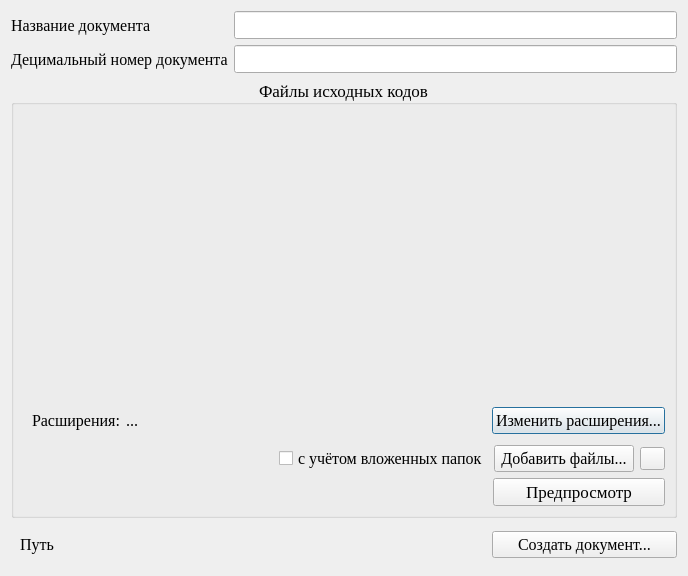
The window that ui_files/ishod_w.ui (MargaritaLipatova/Prorgams-text-to-docx) describes before a commit, drawn with Qt 5.
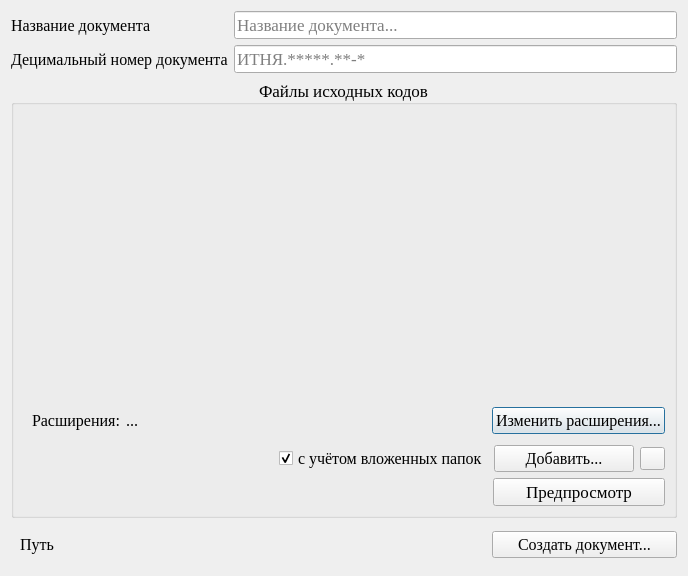
The same window after the commit. Icons and pictures are not drawn.

The edit to the form file:
```diff
--- a/ui_files/ishod_w.ui
+++ b/ui_files/ishod_w.ui
@@ -41,7 +41,14 @@
       </widget>
      </item>
      <item>
-      <widget class="QLineEdit" name="lineEdit_NameFile"/>
+      <widget class="QLineEdit" name="lineEdit_NameFile">
+       <property name="text">
+        <string/>
+       </property>
+       <property name="placeholderText">
+        <string>Название документа...</string>
+       </property>
+      </widget>
      </item>
     </layout>
    </item>
@@ -60,7 +67,14 @@
       </widget>
      </item>
      <item>
-      <widget class="QLineEdit" name="lineEdit_NameDocx"/>
+      <widget class="QLineEdit" name="lineEdit_NameDocx">
+       <property name="text">
+        <string/>
+       </property>
+       <property name="placeholderText">
+        <string>ИТНЯ.*****.**-*</string>
+       </property>
+      </widget>
      </item>
     </layout>
    </item>
@@ -171,6 +185,9 @@
           <property name="text">
            <string>с учётом вложенных папок</string>
           </property>
+          <property name="checked">
+           <bool>true</bool>
+          </property>
          </widget>
         </item>
         <item>
@@ -193,7 +210,7 @@
            </font>
           </property>
           <property name="text">
-           <string>Добавить файлы...</string>
+           <string>Добавить...</string>
           </property>
          </widget>
         </item>
```
Left out of the diff: 9 changed lines with no effect on the pictures.
